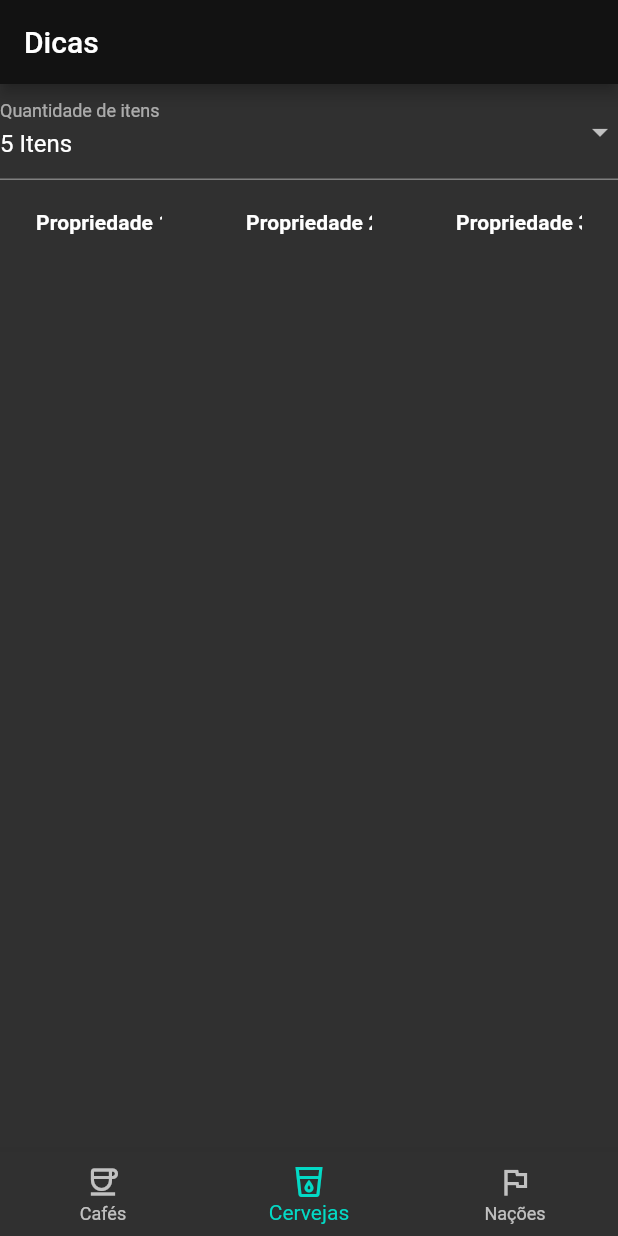
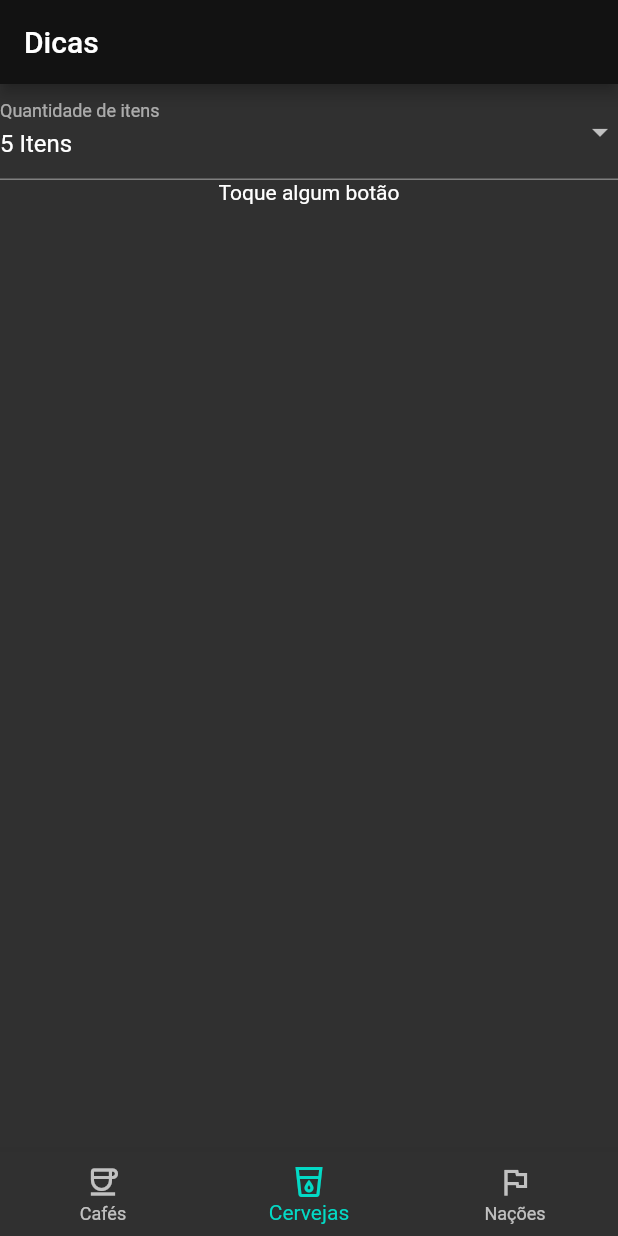
Before and after one commit to VictorRyan3612/POO_Orientada-a-objetos, a Flutter app: the screen it shows after launch, on a phone screen of 412 x 824 dp. Run offline on Flutter 3.47's test engine with Material 2 defaults, Android fonts, the phone set to English and light mode, and no system bars; our stand-ins replace flutter_hooks.

Commit message:
Receita 8 part 2.2

```diff
--- a/un2_receita8/lib/main.dart
+++ b/un2_receita8/lib/main.dart
@@ -47,6 +47,12 @@ class MyApp extends StatelessWidget {
                     ValueListenableBuilder(
                     valueListenable: dataService.tableStateNotifier,
                     builder: (_, value, __) {
+                      switch (value['status']){
+                          case TableStatus.idle:
+                            return Text("Toque algum botão");
+                          case TableStatus.loading:
+                            return CircularProgressIndicator();
+                          case TableStatus.ready:
                             return Center(
                               child: DataTableWidget(
                                 objects: value["objects"],
@@ -54,7 +60,11 @@ class MyApp extends StatelessWidget {
                                 columnNames: value["columnsNames"],
                               ),
                             );
-                    },
+                          case TableStatus.error:
+                            return Text("Lascou");
+                        }
+                        return Text("...");
+                    }
                 ),
 
                 ),
```
Lines whose indentation alone changed are shown as unchanged.
